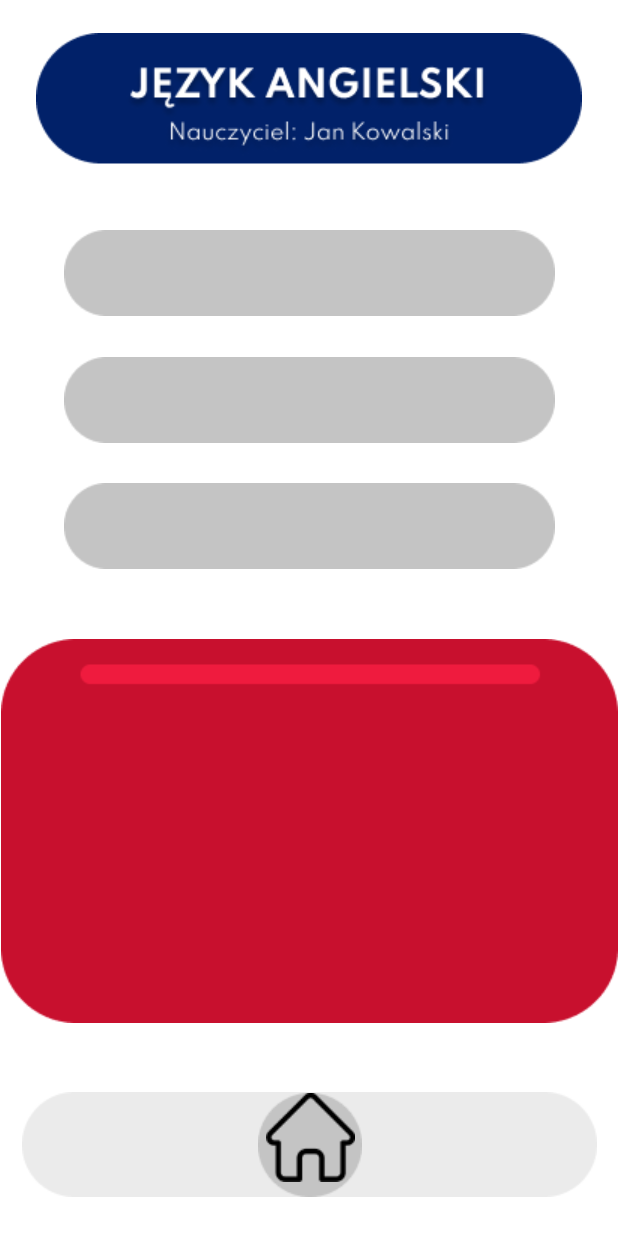
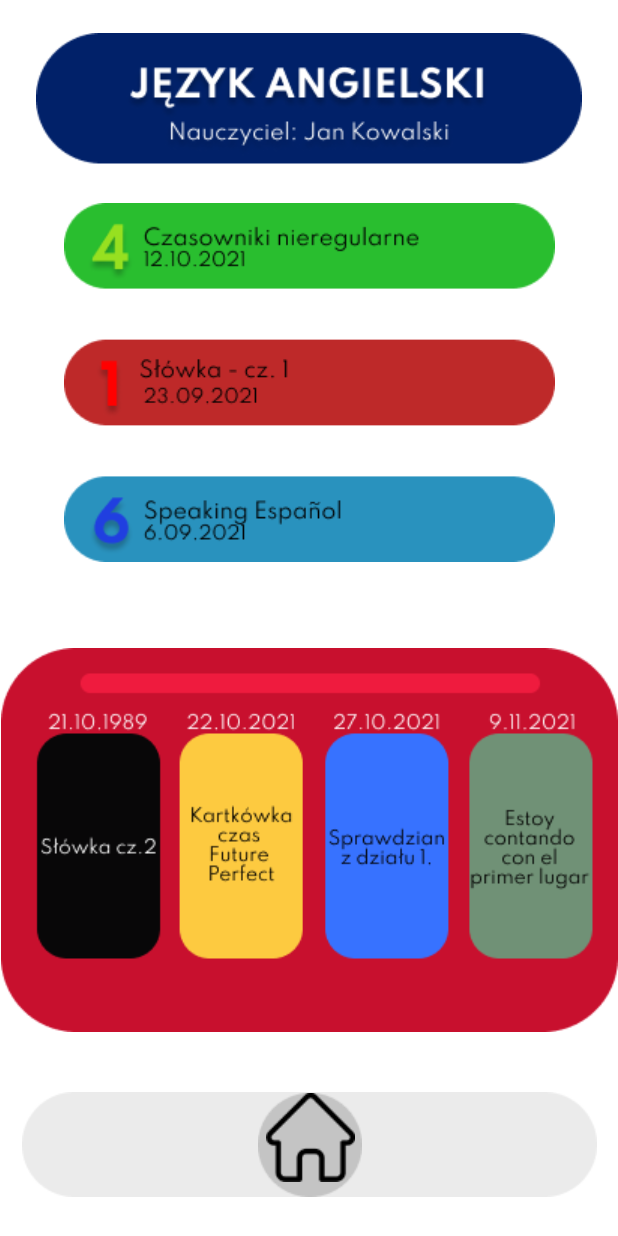
Before and after one commit to PSPMonster/F.E.G., an Android app: the PrzedmiotAngielski screen opened directly, with no data from a screen before it, on a phone screen of 412 x 824 dp. Run offline under Robolectric (Android 15) with nearby library versions, the phone set to English and light mode, and no system bars.

Commit message:
Upiekszenie angielskiego

```diff
--- a/app/src/main/res/layout/activity_przedmiot_angielski.xml
+++ b/app/src/main/res/layout/activity_przedmiot_angielski.xml
@@ -10,6 +10,7 @@
         android:id="@+id/imageView10"
         android:layout_width="wrap_content"
         android:layout_height="wrap_content"
+        android:background="#00FFFFFF"
         app:layout_constraintBottom_toBottomOf="parent"
         app:layout_constraintEnd_toEndOf="parent"
         app:layout_constraintStart_toStartOf="parent"
@@ -52,47 +53,25 @@
         app:layout_constraintVertical_bias="0.09" />
 
     <ImageView
-        android:id="@+id/imageView13"
+        android:id="@+id/imageView9"
         android:layout_width="wrap_content"
         android:layout_height="wrap_content"
         app:layout_constraintBottom_toBottomOf="parent"
         app:layout_constraintEnd_toEndOf="parent"
         app:layout_constraintStart_toStartOf="parent"
         app:layout_constraintTop_toTopOf="parent"
-        app:layout_constraintVertical_bias="0.75"
-        app:srcCompat="@drawable/engrect" />
+        app:layout_constraintVertical_bias="0.76"
+        app:srcCompat="@drawable/testseng" />
 
     <ImageView
-        android:id="@+id/imageView14"
+        android:id="@+id/imageView11"
         android:layout_width="wrap_content"
         android:layout_height="wrap_content"
         app:layout_constraintBottom_toBottomOf="parent"
         app:layout_constraintEnd_toEndOf="parent"
         app:layout_constraintStart_toStartOf="parent"
         app:layout_constraintTop_toTopOf="parent"
-        app:layout_constraintVertical_bias="0.2"
-        app:srcCompat="@drawable/recgrade" />
-
-    <ImageView
-        android:id="@+id/imageView15"
-        android:layout_width="wrap_content"
-        android:layout_height="wrap_content"
-        app:layout_constraintBottom_toBottomOf="parent"
-        app:layout_constraintEnd_toEndOf="parent"
-        app:layout_constraintStart_toStartOf="parent"
-        app:layout_constraintTop_toTopOf="parent"
-        app:layout_constraintVertical_bias="0.31"
-        app:srcCompat="@drawable/recgrade" />
-
-    <ImageView
-        android:id="@+id/imageView16"
-        android:layout_width="wrap_content"
-        android:layout_height="wrap_content"
-        app:layout_constraintBottom_toBottomOf="parent"
-        app:layout_constraintEnd_toEndOf="parent"
-        app:layout_constraintStart_toStartOf="parent"
-        app:layout_constraintTop_toTopOf="parent"
-        app:layout_constraintVertical_bias="0.42"
-        app:srcCompat="@drawable/recgrade" />
+        app:layout_constraintVertical_bias="0.232"
+        app:srcCompat="@drawable/gradeseng" />
 
 </androidx.constraintlayout.widget.ConstraintLayout>
```
Also changed, not shown: app/src/main/res/drawable/engrect.png (deleted), app/src/main/res/drawable/gradeseng.png (added), app/src/main/res/drawable/recgrade.png (deleted), app/src/main/res/drawable/testseng.png (added).
